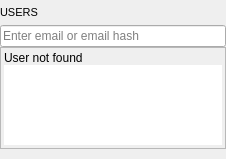
Before: the Qt Designer form BlockSettleUILib/ChatUI/SearchWidget.ui in BlockSettle/terminal, drawn with Qt 5.
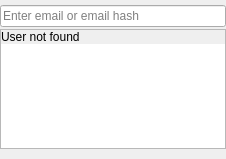
After: the same form once the commit is applied. Custom widgets are drawn as their Qt base class.

Patch:
```diff
--- a/BlockSettleUILib/ChatUI/SearchWidget.ui
+++ b/BlockSettleUILib/ChatUI/SearchWidget.ui
@@ -35,41 +35,17 @@
    <item>
     <layout class="QVBoxLayout" name="verticalLayout_2">
      <property name="spacing">
+      <number>2</number>
+     </property>
+     <property name="leftMargin">
       <number>0</number>
      </property>
-     <item>
-      <widget class="QLabel" name="caption">
-       <property name="minimumSize">
-        <size>
-         <width>0</width>
-         <height>25</height>
-        </size>
-       </property>
-       <property name="maximumSize">
-        <size>
-         <width>16777215</width>
-         <height>25</height>
-        </size>
-       </property>
-       <property name="font">
-        <font>
-         <pointsize>8</pointsize>
-        </font>
-       </property>
-       <property name="text">
-        <string>USERS</string>
-       </property>
-       <property name="alignment">
-        <set>Qt::AlignLeading|Qt::AlignLeft|Qt::AlignVCenter</set>
-       </property>
-       <property name="headerLabel" stdset="0">
-        <bool>true</bool>
-       </property>
-       <property name="headerPanel" stdset="0">
-        <bool>true</bool>
-       </property>
-      </widget>
-     </item>
+     <property name="topMargin">
+      <number>5</number>
+     </property>
+     <property name="rightMargin">
+      <number>0</number>
+     </property>
      <item>
       <widget class="ChatSearchLineEdit" name="chatSearchLineEdit">
        <property name="locale">
@@ -93,16 +69,16 @@
          <number>0</number>
         </property>
         <property name="leftMargin">
-         <number>3</number>
+         <number>0</number>
         </property>
         <property name="topMargin">
-         <number>3</number>
+         <number>0</number>
         </property>
         <property name="rightMargin">
-         <number>3</number>
+         <number>0</number>
         </property>
         <property name="bottomMargin">
-         <number>3</number>
+         <number>0</number>
         </property>
         <item>
          <layout class="QVBoxLayout" name="verticalLayout_4">
```
